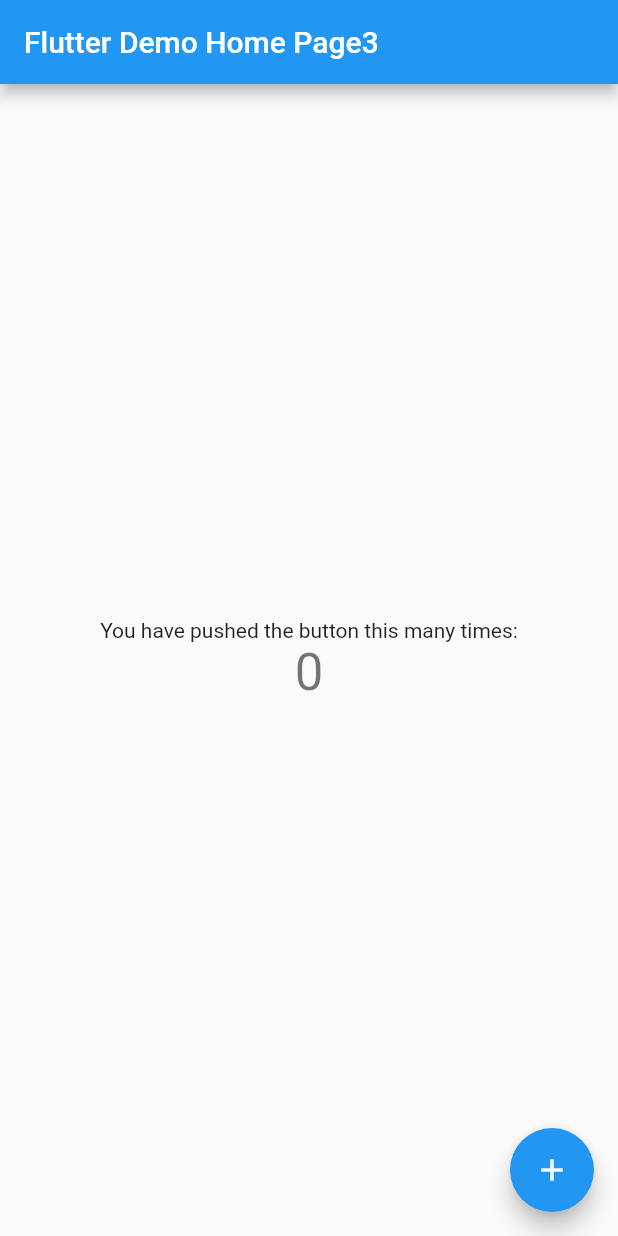
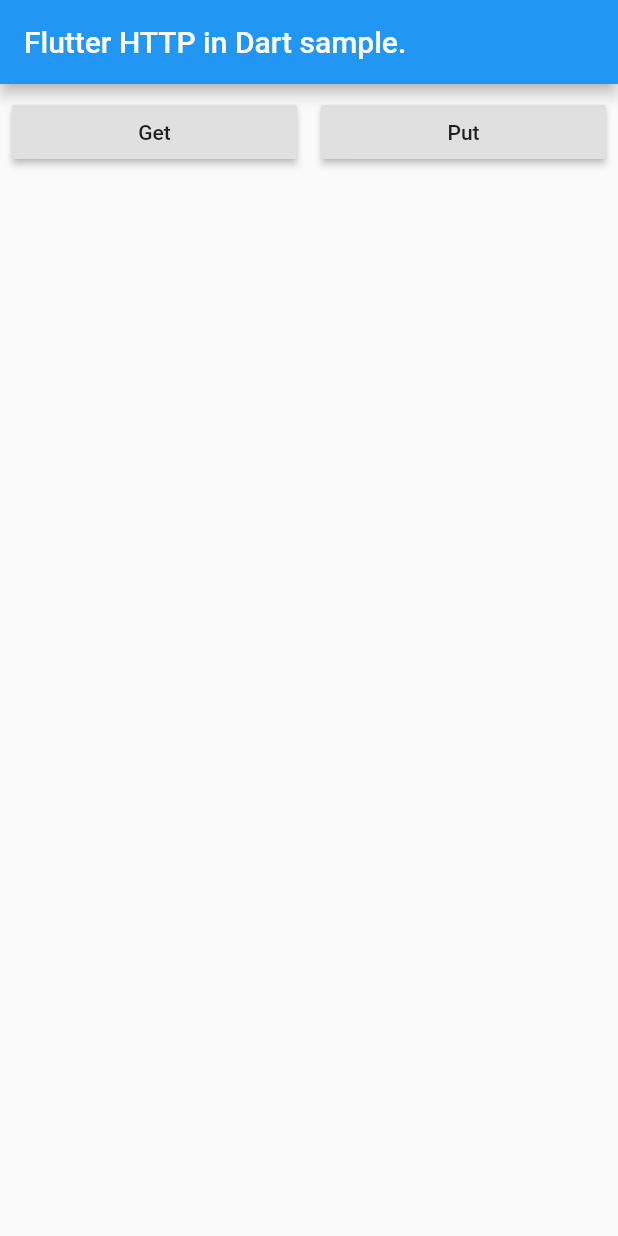
Before and after one commit to yaosatoshi/flutter_samples, a Flutter app: the screen it shows after launch, on a phone screen of 412 x 824 dp. Run offline on Flutter 3.47's test engine with Material 2 defaults, Android fonts, the phone set to English and light mode, and no system bars.

Commit message:
HTTP get & put sample.

```diff
--- a/lib/main.dart
+++ b/lib/main.dart
@@ -1,117 +1,105 @@
+import 'package:flutter/cupertino.dart';
 import 'package:flutter/material.dart';
+import 'package:provider/provider.dart';
+import 'package:http/http.dart' as http;
 
-void main() {
-  runApp(MyApp());
-}
+void main() => runApp(MyApp());
 
 class MyApp extends StatelessWidget {
-  // This widget is the root of your application.
   @override
   Widget build(BuildContext context) {
     return MaterialApp(
-      title: 'Flutter Demo',
-      theme: ThemeData(
-        // This is the theme of your application.
-        //
-        // Try running your application with "flutter run". You'll see the
-        // application has a blue toolbar. Then, without quitting the app, try
-        // changing the primarySwatch below to Colors.green and then invoke
-        // "hot reload" (press "r" in the console where you ran "flutter run",
-        // or simply save your changes to "hot reload" in a Flutter IDE).
-        // Notice that the counter didn't reset back to zero; the application
-        // is not restarted.
-        primarySwatch: Colors.blue,
-        // This makes the visual density adapt to the platform that you run
-        // the app on. For desktop platforms, the controls will be smaller and
-        // closer together (more dense) than on mobile platforms.
-        visualDensity: VisualDensity.adaptivePlatformDensity,
-      ),
-      home: MyHomePage(title: 'Flutter Demo Home Page3'),
+      theme: ThemeData(primarySwatch: Colors.blue),
+      home: ChangeNotifierProvider(
+          create: (context) => _Notifier(), child: MyHomePage()),
     );
   }
 }
 
-class MyHomePage extends StatefulWidget {
-  MyHomePage({Key key, this.title}) : super(key: key);
+class _Notifier extends ValueNotifier<String> {
+  _Notifier() : super("");
 
-  // This widget is the home page of your application. It is stateful, meaning
-  // that it has a State object (defined below) that contains fields that affect
-  // how it looks.
+  List<String> listdata = [];
+  List<String> getData() => listdata;
 
-  // This class is the configuration for the state. It holds the values (in this
-  // case the title) provided by the parent (in this case the App widget) and
-  // used by the build method of the State. Fields in a Widget subclass are
-  // always marked "final".
-
-  final String title;
-
-  @override
-  _MyHomePageState createState() => _MyHomePageState();
-}
-
-class _MyHomePageState extends State<MyHomePage> {
-  int _counter = 0;
-
-  void _incrementCounter() {
-    setState(() {
-      // This call to setState tells the Flutter framework that something has
-      // changed in this State, which causes it to rerun the build method below
-      // so that the display can reflect the updated values. If we changed
-      // _counter without calling setState(), then the build method would not be
-      // called again, and so nothing would appear to happen.
-      _counter++;
+  void httpGet() {
+    const url = 'https://jsonplaceholder.typicode.com/posts';
+    print("httpGet called. /url:$url");
+    http.get(url).then((response) {
+      print("Response status: ${response.statusCode}");
+      print("Response body: ${response.body}");
+      listdata = response.body.split("\n");
+      value = response.body;
     });
   }
 
+  void httpPut() {
+    const url = 'https://httpbin.org/put';
+    print("httpPut called. /url:$url");
+    Map<String, String> headers = {'content-type': 'application/json'};
+    String body = '{"name":"FlutterSample"}';
+    http.put(url, headers: headers, body: body).then((response) {
+      print("Response status: ${response.statusCode}");
+      print("Response body: ${response.body}");
+      listdata = response.body.split("\n");
+      value = response.body;
+    });
+  }
+}
+
+class MyHomePage extends StatelessWidget {
+  MyHomePage({Key key}) : super(key: key);
+
+  static _Notifier of(BuildContext context, {bool listen = true}) =>
+      Provider.of<_Notifier>(context, listen: listen);
+
   @override
   Widget build(BuildContext context) {
-    // This method is rerun every time setState is called, for instance as done
-    // by the _incrementCounter method above.
-    //
-    // The Flutter framework has been optimized to make rerunning build methods
-    // fast, so that you can just rebuild anything that needs updating rather
-    // than having to individually change instances of widgets.
     return Scaffold(
-      appBar: AppBar(
-        // Here we take the value from the MyHomePage object that was created by
-        // the App.build method, and use it to set our appbar title.
-        title: Text(widget.title),
+      appBar: AppBar(title: Text("Flutter HTTP in Dart sample.")),
+      body: Column(
+        children: [
+          Row(
+            mainAxisAlignment: MainAxisAlignment.spaceEvenly,
+            children: [
+              Expanded(
+                child: Padding(
+                  padding: EdgeInsets.all(8.0),
+                  child: RaisedButton(
+                    onPressed: () =>
+                        MyHomePage.of(context, listen: false).httpGet(),
+                    child: Text('Get'),
+                  ),
+                ),
+              ),
+              Expanded(
+                child: Padding(
+                  padding: EdgeInsets.all(8.0),
+                  child: RaisedButton(
+                    onPressed: () =>
+                        MyHomePage.of(context, listen: false).httpPut(),
+                    child: Text('Put'),
+                  ),
+                ),
+              ),
+            ],
+          ),
+          Expanded(
+            child: ListView.builder(
+              scrollDirection: Axis.vertical,
+              shrinkWrap: true,
+              itemCount: MyHomePage.of(context, listen: true).getData().length,
+              itemBuilder: (context, int index) {
+                return Padding(
+                  padding: EdgeInsets.all(4.0),
+                  child: Text(
+                      MyHomePage.of(context, listen: false).getData()[index]),
+                );
+              },
+            ),
+          ),
+        ],
       ),
-      body: Center(
-        // Center is a layout widget. It takes a single child and positions it
-        // in the middle of the parent.
-        child: Column(
-          // Column is also a layout widget. It takes a list of children and
-          // arranges them vertically. By default, it sizes itself to fit its
-          // children horizontally, and tries to be as tall as its parent.
-          //
-          // Invoke "debug painting" (press "p" in the console, choose the
-          // "Toggle Debug Paint" action from the Flutter Inspector in Android
-          // Studio, or the "Toggle Debug Paint" command in Visual Studio Code)
-          // to see the wireframe for each widget.
-          //
-          // Column has various properties to control how it sizes itself and
-          // how it positions its children. Here we use mainAxisAlignment to
-          // center the children vertically; the main axis here is the vertical
-          // axis because Columns are vertical (the cross axis would be
-          // horizontal).
-          mainAxisAlignment: MainAxisAlignment.center,
-          children: <Widget>[
-            Text(
-              'You have pushed the button this many times:',
-            ),
-            Text(
-              '$_counter',
-              style: Theme.of(context).textTheme.headline4,
-            ),
-          ],
-        ),
-      ),
-      floatingActionButton: FloatingActionButton(
-        onPressed: _incrementCounter,
-        tooltip: 'Increment',
-        child: Icon(Icons.add),
-      ), // This trailing comma makes auto-formatting nicer for build methods.
     );
   }
 }
--- a/pubspec.yaml
+++ b/pubspec.yaml
@@ -28,6 +28,8 @@ dependencies:
   # The following adds the Cupertino Icons font to your application.
   # Use with the CupertinoIcons class for iOS style icons.
   cupertino_icons: ^0.1.3
+  provider:
+  http:
 
 dev_dependencies:
   flutter_test:
```
Also changed, not shown: pubspec.lock.
